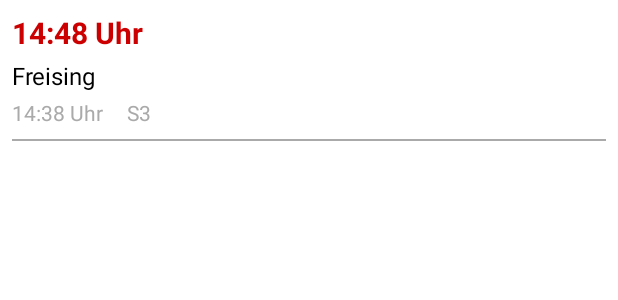
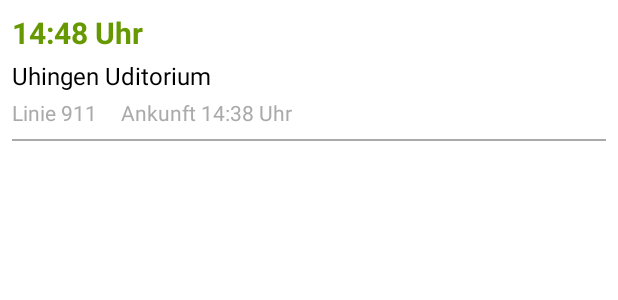
Before and after one commit to simax32/WS2425_neu, an Android app: the layout item_departure.xml on its own in the app's theme, with its tools: preview values and no code run, on a phone screen of 412 x 824 dp. Shown: the top 300 px of the screen. Run offline under Robolectric (Android 15) with nearby library versions, the phone set to English and light mode, and no system bars.

Commit message:
UI für Abfahrtsanzeige modifiziert

```diff
--- a/app/src/main/java/de/hka/ws2425/utils/DepartureAdapter.java
+++ b/app/src/main/java/de/hka/ws2425/utils/DepartureAdapter.java
@@ -36,11 +36,11 @@ public class DepartureAdapter extends RecyclerView.Adapter<DepartureAdapter.Depa
     @Override
     public void onBindViewHolder(@NonNull DepartureViewHolder holder, int position) {
         Departure departure = departures.get(position);
-        holder.routeShortName.setText(departure.getRouteShortName());
+        holder.routeShortName.setText("Linie " + departure.getRouteShortName());
         holder.tripHeadsign.setText(departure.getTripHeadsign());
 
         // Formatieren der Zeiten
-        holder.arrivalTime.setText(formatTime(departure.getArrivalTime()) + " Uhr");
+        holder.arrivalTime.setText("Ankunft " + formatTime(departure.getArrivalTime()) + " Uhr");
         holder.departureTime.setText(formatTime(departure.getDepartureTime()) + " Uhr");
     }
 
--- a/app/src/main/res/layout/item_departure.xml
+++ b/app/src/main/res/layout/item_departure.xml
@@ -14,14 +14,14 @@
         android:text="14:48 Uhr"
         android:textSize="20sp"
         android:textStyle="bold"
-        android:textColor="@android:color/holo_red_dark" />
+        android:textColor="@android:color/holo_green_dark" />
 
     <!-- Zweite Zeile: Zielort -->
     <TextView
         android:id="@+id/tripHeadsign"
         android:layout_width="wrap_content"
         android:layout_height="wrap_content"
-        android:text="Freising"
+        android:text="Uhingen Uditorium"
         android:textSize="16sp"
         android:textColor="@android:color/black"
         android:layout_marginTop="4dp" />
@@ -33,28 +33,29 @@
         android:orientation="horizontal"
         android:layout_marginTop="4dp">
 
-        <!-- Ankunftszeit -->
+        <!-- Zusatzinfos -->
         <TextView
-            android:id="@+id/arrivalTime"
+            android:id="@+id/routeShortName"
             android:layout_width="wrap_content"
             android:layout_height="wrap_content"
-            android:text="14:38 Uhr"
+            android:text="Linie 911"
             android:textSize="14sp"
             android:textColor="@android:color/darker_gray" />
-
+        <!-- Ankunftszeit -->
         <!-- Abstand -->
         <TextView
             android:layout_width="16dp"
             android:layout_height="wrap_content" />
 
-        <!-- Zusatzinfos -->
         <TextView
-            android:id="@+id/routeShortName"
+            android:id="@+id/arrivalTime"
             android:layout_width="wrap_content"
             android:layout_height="wrap_content"
-            android:text="S3"
+            android:text="Ankunft 14:38 Uhr"
             android:textSize="14sp"
             android:textColor="@android:color/darker_gray" />
+
+
     </LinearLayout>
 
     <!-- Untere Linie als Trennlinie -->
```
